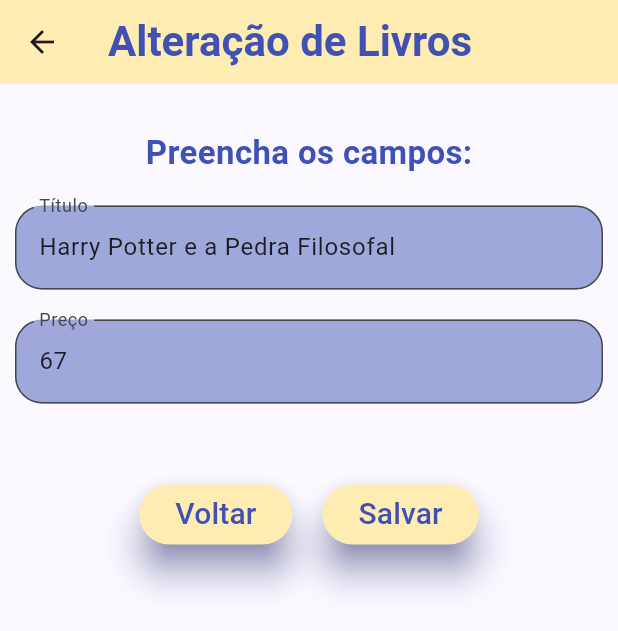
After one commit to NataliaCarvalho/DDM---Cadastro-e-ListView, a Flutter app: the ListaPage screen opened by its route, after a tap on the "edit" icon, on a phone screen of 412 x 824 dp. The commit adds this screen. Shown: the top 631 px of the screen. Run offline on Flutter 3.47's test engine with Material 3 defaults, Android fonts, the phone set to English and light mode, and no system bars.

Commit message:
realização da exclusão e edição

```diff
--- a/lib/model/livro.dart
+++ b/lib/model/livro.dart
@@ -1,10 +1,10 @@
 class Livro {
-  int _preco = 0;
+  num _preco = 0;
   String _nome = "";
 
- int get preco => this._preco;
+  num get preco => this._preco;
 
- set preco(int value) => this._preco = value;
+ set preco(num value) => this._preco = value;
 
  get nome => this._nome;
 
--- a/lib/model/livroRepository.dart
+++ b/lib/model/livroRepository.dart
@@ -17,6 +17,10 @@
     _listaLivros.add(livro);
   }
 
+  static void remover (Livro livro){
+    _listaLivros.remove(livro);
+  }
+
   static List <Livro> get getLivros => _listaLivros;
 
   void imprimir (){
@@ -27,4 +31,6 @@
     print("================================================");
   }
 
+
+
 }
--- /dev/null
+++ b/lib/paginas/alterar.dart
@@ -0,0 +1,167 @@
+import 'package:flutter/material.dart';
+import 'package:flutter_application_listview/model/livro.dart';
+import 'package:flutter_application_listview/model/livroRepository.dart';
+
+class Alterar extends StatefulWidget {
+
+  Livro livro;
+  int indice;
+
+  Alterar(this.livro, this.indice, {super.key});
+
+  @override
+  State<Alterar> createState() => _AlterarState();
+}
+
+class _AlterarState extends State<Alterar> {
+  final TextEditingController _campoPreco = TextEditingController();
+  final TextEditingController _campoNome = TextEditingController();
+  List listaLivros = LivroRepository.getLivros;
+
+  @override
+  Widget build(BuildContext context) {
+
+    final GlobalKey<FormState> _formKey = GlobalKey<FormState>();
+
+    LivroRepository _livRepo = new LivroRepository();
+    inicializa();
+    return Scaffold(
+        appBar: AppBar(
+          title: Text(
+            "Alteração de Livros",
+            textAlign: TextAlign.center,
+            style: TextStyle(
+                fontSize: 28,
+                color: Colors.indigo,
+                fontWeight: FontWeight.bold),
+          ),
+          backgroundColor: Colors.amber[100],
+        ),
+        body: SingleChildScrollView(
+          child: Column(
+            children: [
+              Padding(
+                padding: const EdgeInsets.all(10),
+                child: Form(
+                  key: _formKey,
+                  child: Column(
+                    children: [
+                      SizedBox(height: 20),
+                      Text(
+                        "Preencha os campos:",
+                        style: TextStyle(
+                            fontSize: 22,
+                            color: Colors.indigo,
+                            fontWeight: FontWeight.bold),
+                        textAlign: TextAlign.left,
+                      ),
+                      SizedBox(height: 20),
+                      TextFormField(
+                        controller: _campoNome,
+                        validator: (value) {
+                          if (value == null || value.isEmpty) {
+                            return 'Por favor, digite o título do livro';
+                          }
+                          return null;
+                        },
+                        decoration: InputDecoration(
+                          labelText: 'Título',
+                          border: OutlineInputBorder(
+                             borderRadius: BorderRadius.all(
+                                Radius.circular(18),
+                              ),
+                          ),
+                          fillColor: Colors.indigo[200],
+                          filled: true,
+
+                        ),
+
+                      ),
+                      SizedBox(height: 20),
+                      TextFormField(
+                        controller: _campoPreco,
+                        validator: (value) {
+                          if (value == null || value.isEmpty) {
+                            return 'Por favor, digite o preço';
+                          }
+                          return null;
+                        },
+                        decoration: InputDecoration(
+                          labelText: 'Preço',
+                          border: OutlineInputBorder(
+                             borderRadius: BorderRadius.all(
+                                Radius.circular(18),
+                              ),
+                          ),
+                          fillColor: Colors.indigo[200],
+                          filled: true,
+                        ),
+                      ),
+                    ],
+                  ),
+                ),
+              ),
+              SizedBox(height: 40),
+              Row(
+                mainAxisAlignment: MainAxisAlignment.center,
+                children: [
+                  ElevatedButton(
+                    onPressed: () {
+                      Navigator.pushNamed(context, '/ListaPage');
+                    },
+                    child: Text(
+                      'Voltar',
+                      style: TextStyle(fontSize: 20, color: Colors.indigo),
+                      textAlign: TextAlign.center,
+                    ),
+                    style: ElevatedButton.styleFrom(
+                        primary: Colors.amber[100],
+                        elevation: 10,
+                        shadowColor: Colors.indigo,
+                        shape: RoundedRectangleBorder(
+                            borderRadius: BorderRadius.circular(20))),
+                  ),
+                  SizedBox(width: 20),
+                  ElevatedButton(
+                    onPressed: () {
+                      if (_formKey.currentState!.validate()) {
+                        num preco = num.parse(_campoPreco.text);
+                        String nome = _campoNome.text;
+                        Livro l = new Livro(preco, nome);
+                        listaLivros[widget.indice] = l;
+
+                        limpaCampos();
+                      }
+                    },
+                    child: Text(
+                      'Salvar',
+                      style: TextStyle(fontSize: 20, color: Colors.indigo),
+                      textAlign: TextAlign.center,
+                    ),
+                    style: ElevatedButton.styleFrom(
+                        primary: Colors.amber[100],
+                        elevation: 10,
+                        shadowColor: Colors.indigo,
+                        shape: RoundedRectangleBorder(
+                            borderRadius: BorderRadius.circular(20))),
+                  ),
+                ],
+              ),
+            ],
+          ),
+        )
+      );
+
+
+  }
+
+  void inicializa(){
+    _campoNome.text = widget.livro.nome;
+    _campoPreco.text = widget.livro.preco.toString();
+  }
+
+  void limpaCampos() {
+    _campoNome.clear();
+    _campoPreco.clear();
+  }
+}
--- a/lib/list.dart
+++ b/lib/paginas/list.dart
@@ -1,5 +1,8 @@
 import 'package:flutter/material.dart';
 import 'package:flutter_application_listview/model/livroRepository.dart';
+import 'package:flutter_application_listview/paginas/alterar.dart';
+
+import '../model/livro.dart';
 
 
 class ListaPage extends StatefulWidget {
@@ -30,7 +33,26 @@
               title: Text("${listaLivros[index].nome}", style: TextStyle(fontSize: 18, color: Colors.indigo, fontWeight:FontWeight.bold)),
               subtitle: Text("Preço: ${listaLivros[index].preco},00"),
               leading: CircleAvatar (child: Text(listaLivros[index].nome[0], style: TextStyle(fontSize: 18, color: Colors.indigo, fontWeight:FontWeight.bold))),
-              trailing: Icon(Icons.book, color: Colors.indigo, size: 30,),
+              trailing: SizedBox( width: 70,
+              child: Row( children: [
+                Expanded(child: IconButton(onPressed: () {
+                  Navigator.push(context,
+                  MaterialPageRoute(builder: (context){
+                    return Alterar(listaLivros[index], index);
+                  },));
+
+                }, icon: Icon(Icons.edit, color: Colors.indigo,))),
+                Expanded(child: IconButton(onPressed: () {
+                  Livro livro = listaLivros[index];
+                  LivroRepository.remover(livro);
+                  setState(() {
+
+                  });
+                }, icon: Icon(Icons.delete, color: Colors.indigo,))),
+
+              ],
+              ),
+              ),
             );
           },
           separatorBuilder: (BuildContext context, int index) => Divider(thickness: 4),
```
Also changed, not shown: lib/main.dart (+5 -3 lines), lib/paginas/cadastro.dart (renamed from lib/cadastro.dart), lib/paginas/home.dart (renamed from lib/home.dart).
